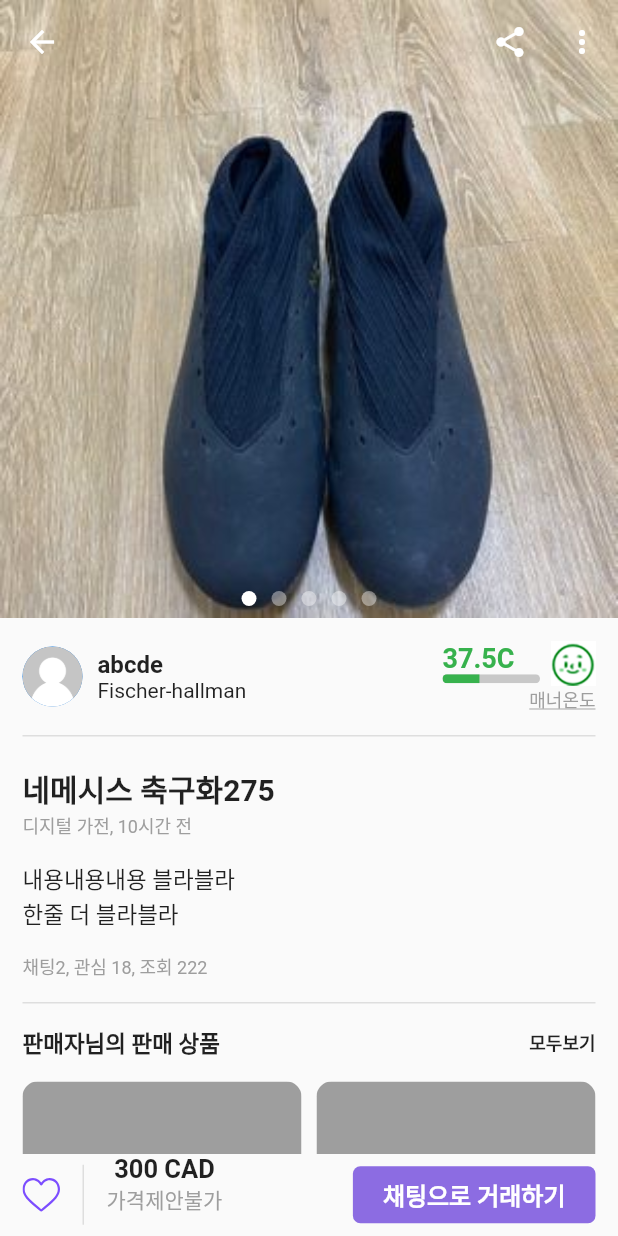
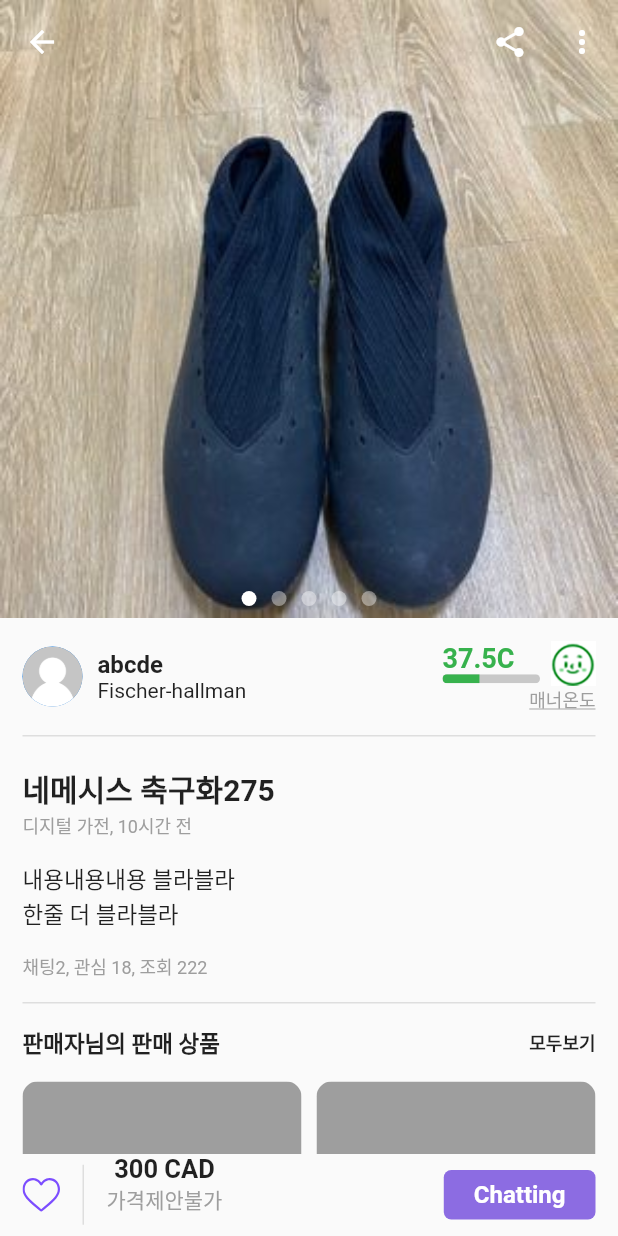
Before and after one commit to hominlim/HereBuy, a Flutter app: the screen it shows after launch, after a tap on "네메시스 축구화275", on a phone screen of 412 x 824 dp. Run offline on Flutter 3.47's test engine with Material 2 defaults, Android fonts, the phone set to English and light mode, and no system bars; drawn by our look-alikes of carousel_slider; our stand-ins replace flutter_secure_storage, flutter_svg, geolocator.

Commit message:
Nov. restart from here

```diff
--- a/lib/page/detail.dart
+++ b/lib/page/detail.dart
@@ -402,7 +402,7 @@ class _DetailContentViewState extends State<DetailContentView>
                     color: Color.fromARGB(255, 140, 108, 226),
                   ),
                   child: Text(
-                    "채팅으로 거래하기",
+                    "Chatting",
                     style: TextStyle(
                         color: Colors.white,
                         fontSize: 16,
--- a/pubspec.yaml
+++ b/pubspec.yaml
@@ -30,6 +30,9 @@ dependencies:
   flutter:
     sdk: flutter
 
+  cloud_firestore:
+  firebase_core:
+
 
   # The following adds the Cupertino Icons font to your application.
   # Use with the CupertinoIcons class for iOS style icons.
@@ -39,6 +42,7 @@ dependencies:
   carousel_slider: ^4.0.0
   flutter_secure_storage: ^5.0.2
   geolocator: ^9.0.1
+
 
 dev_dependencies:
   flutter_test:
```
Also changed, not shown: pubspec.lock, 7 other files.
